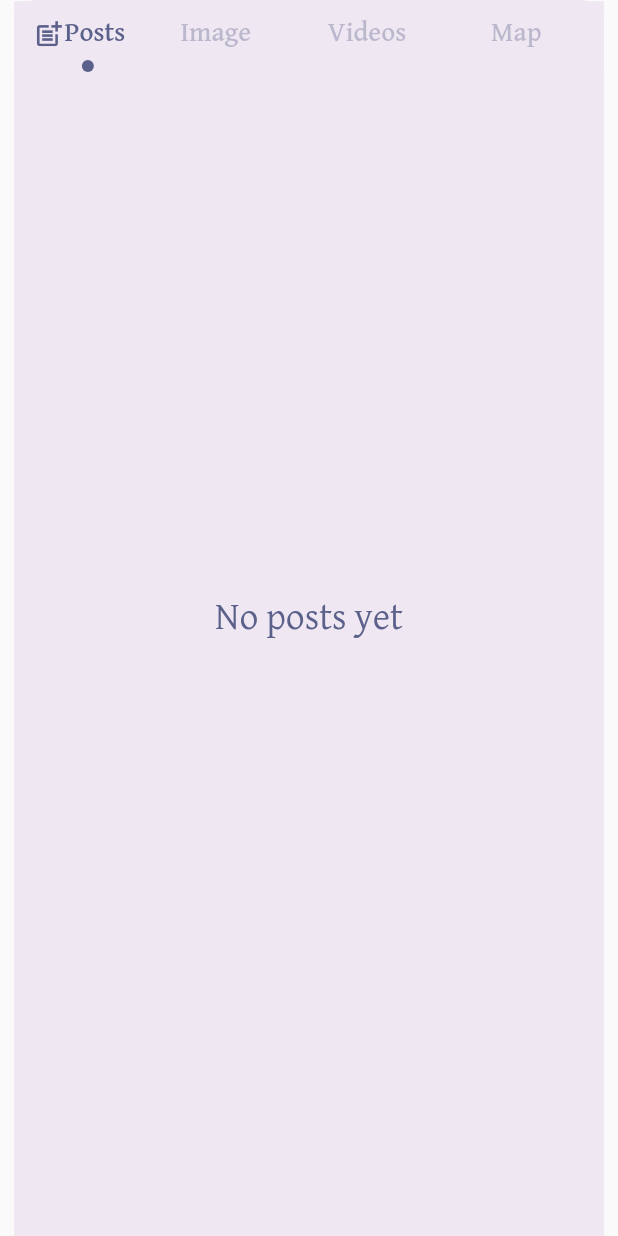
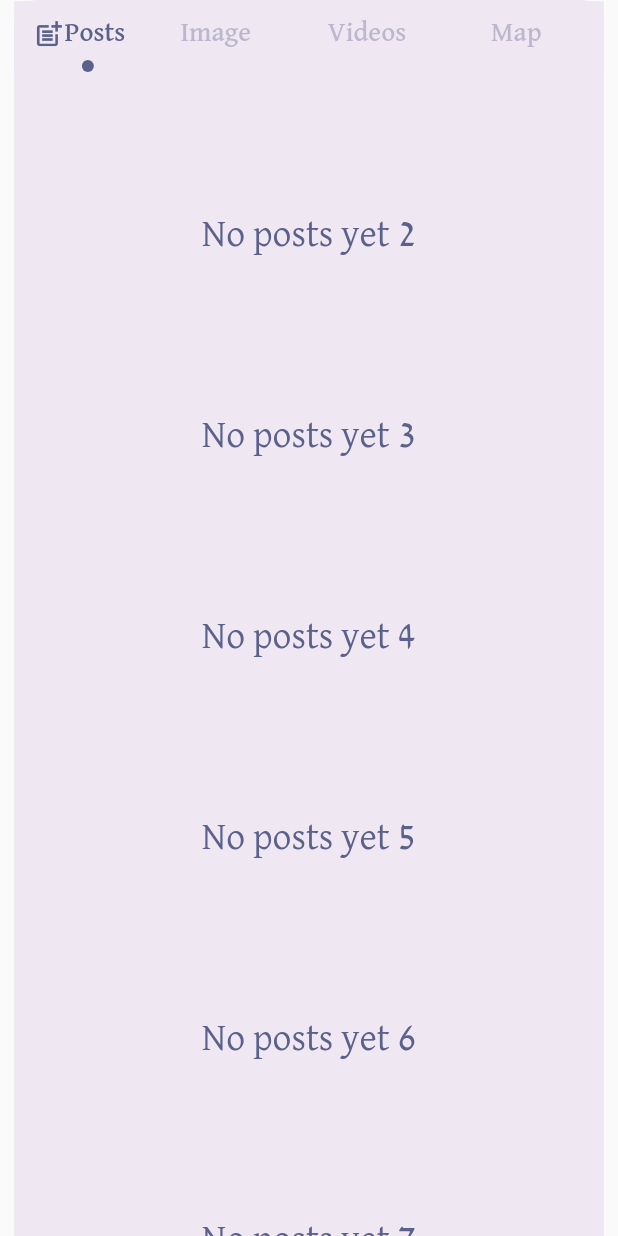
Before and after one commit to Amrmahmoud333/rafiq, a Flutter app: the ProfileScreen screen opened by its route, scrolled down 507 dp, on a phone screen of 412 x 824 dp. Run offline on Flutter 3.47's test engine with Material 2 defaults, Android fonts, the phone set to English and light mode, and no system bars; drawn by our look-alikes of auto_size_text; our stand-ins replace bloc, conditional_builder_null_safety, device_preview, dio, flutter_bloc, flutter_svg and 3 more; accounts and stored records are empty; network calls fail.

Commit message:
add file tap_bar_view_widgets inside profile Widgets

```diff
--- a/lib/views/profile/widgets/tap_bar_view.dart
+++ b/lib/views/profile/widgets/tap_bar_view.dart
@@ -1,9 +1,11 @@
-import 'package:auto_size_text/auto_size_text.dart';
 import 'package:flutter/material.dart';
 import 'package:flutter_bloc/flutter_bloc.dart';
-import 'package:rafiq/core/themes/theme.dart';
 import 'package:rafiq/logic/cubit/profile_cubit/profile_cubit.dart';
 import 'package:rafiq/logic/cubit/profile_cubit/profile_states.dart';
+import 'package:rafiq/views/profile/widgets/tap_bar_view_widgets/images.dart';
+import 'package:rafiq/views/profile/widgets/tap_bar_view_widgets/map.dart';
+import 'package:rafiq/views/profile/widgets/tap_bar_view_widgets/posts.dart';
+import 'package:rafiq/views/profile/widgets/tap_bar_view_widgets/videos.dart';
 
 class TabBarViewWidget extends StatelessWidget {
   TabBarViewWidget({Key? key, required this.tabController}) : super(key: key);
@@ -24,42 +26,10 @@ class TabBarViewWidget extends StatelessWidget {
               physics: const NeverScrollableScrollPhysics(),
               controller: tabController,
               children: [
-                Column(
-                  mainAxisAlignment: MainAxisAlignment.center,
-                  children: [
-                    AutoSizeText(
-                      'No posts yet',
-                      style: ThemeOfProject.ligthTheme.textTheme.headline4,
-                    ),
-                  ],
-                ),
-                Column(
-                  mainAxisAlignment: MainAxisAlignment.center,
-                  children: [
-                    AutoSizeText(
-                      'No images yet',
-                      style: ThemeOfProject.ligthTheme.textTheme.headline4,
-                    ),
-                  ],
-                ),
-                Column(
-                  mainAxisAlignment: MainAxisAlignment.center,
-                  children: [
-                    AutoSizeText(
-                      'No videos yet',
-                      style: ThemeOfProject.ligthTheme.textTheme.headline4,
-                    ),
-                  ],
-                ),
-                Column(
-                  mainAxisAlignment: MainAxisAlignment.center,
-                  children: [
-                    AutoSizeText(
-                      'No images yet',
-                      style: ThemeOfProject.ligthTheme.textTheme.headline4,
-                    ),
-                  ],
-                ),
+                Posts(),
+                Images(),
+                Videos(),
+                Maps(),
               ],
             ),
           ),
--- /dev/null
+++ b/lib/views/profile/widgets/tap_bar_view_widgets/images.dart
@@ -0,0 +1,71 @@
+import 'package:auto_size_text/auto_size_text.dart';
+import 'package:flutter/material.dart';
+import 'package:rafiq/core/themes/theme.dart';
+
+class Images extends StatelessWidget {
+  Images({Key? key}) : super(key: key);
+
+  List<Widget> images = [
+    AutoSizeText(
+      'No images yet 1',
+      style: ThemeOfProject.ligthTheme.textTheme.headline4,
+    ),
+    AutoSizeText(
+      'No images yet 2',
+      style: ThemeOfProject.ligthTheme.textTheme.headline4,
+    ),
+    AutoSizeText(
+      'No images yet 3',
+      style: ThemeOfProject.ligthTheme.textTheme.headline4,
+    ),
+    AutoSizeText(
+      'No images yet 4',
+      style: ThemeOfProject.ligthTheme.textTheme.headline4,
+    ),
+    AutoSizeText(
+      'No images yet 5',
+      style: ThemeOfProject.ligthTheme.textTheme.headline4,
+    ),
+    AutoSizeText(
+      'No images yet 6',
+      style: ThemeOfProject.ligthTheme.textTheme.headline4,
+    ),
+    AutoSizeText(
+      'No images yet 7',
+      style: ThemeOfProject.ligthTheme.textTheme.headline4,
+    ),
+    AutoSizeText(
+      'No images yet 8',
+      style: ThemeOfProject.ligthTheme.textTheme.headline4,
+    ),
+    AutoSizeText(
+      'No images yet 9',
+      style: ThemeOfProject.ligthTheme.textTheme.headline4,
+    ),
+    AutoSizeText(
+      'No images yet 10',
+      style: ThemeOfProject.ligthTheme.textTheme.headline4,
+    ),
+    AutoSizeText(
+      'No images yet 11',
+      style: ThemeOfProject.ligthTheme.textTheme.headline4,
+    ),
+    AutoSizeText(
+      'No images yet 12',
+      style: ThemeOfProject.ligthTheme.textTheme.headline4,
+    ),
+  ];
+
+  @override
+  Widget build(BuildContext context) {
+    return ListView.builder(
+      itemBuilder: (context, index) => Container(
+        child: Padding(
+          padding: const EdgeInsets.only(top: 10, bottom: 100),
+          child: Center(child: images[index]),
+        ),
+      ),
+      itemCount: images.length,
+    );
+  }
+}
--- /dev/null
+++ b/lib/views/profile/widgets/tap_bar_view_widgets/map.dart
@@ -0,0 +1,71 @@
+import 'package:auto_size_text/auto_size_text.dart';
+import 'package:flutter/material.dart';
+import 'package:rafiq/core/themes/theme.dart';
+
+class Maps extends StatelessWidget {
+  Maps({Key? key}) : super(key: key);
+
+  List<Widget> maps = [
+    AutoSizeText(
+      'No maps yet 1',
+      style: ThemeOfProject.ligthTheme.textTheme.headline4,
+    ),
+    AutoSizeText(
+      'No maps yet 2',
+      style: ThemeOfProject.ligthTheme.textTheme.headline4,
+    ),
+    AutoSizeText(
+      'No maps yet 3',
+      style: ThemeOfProject.ligthTheme.textTheme.headline4,
+    ),
+    AutoSizeText(
+      'No maps yet 4',
+      style: ThemeOfProject.ligthTheme.textTheme.headline4,
+    ),
+    AutoSizeText(
+      'No maps yet 5',
+      style: ThemeOfProject.ligthTheme.textTheme.headline4,
+    ),
+    AutoSizeText(
+      'No maps yet 6',
+      style: ThemeOfProject.ligthTheme.textTheme.headline4,
+    ),
+    AutoSizeText(
+      'No maps yet 7',
+      style: ThemeOfProject.ligthTheme.textTheme.headline4,
+    ),
+    AutoSizeText(
+      'No maps yet 8',
+      style: ThemeOfProject.ligthTheme.textTheme.headline4,
+    ),
+    AutoSizeText(
+      'No maps yet 9',
+      style: ThemeOfProject.ligthTheme.textTheme.headline4,
+    ),
+    AutoSizeText(
+      'No maps yet 10',
+      style: ThemeOfProject.ligthTheme.textTheme.headline4,
+    ),
+    AutoSizeText(
+      'No maps yet 11',
+      style: ThemeOfProject.ligthTheme.textTheme.headline4,
+    ),
+    AutoSizeText(
+      'No maps yet 12',
+      style: ThemeOfProject.ligthTheme.textTheme.headline4,
+    ),
+  ];
+
+  @override
+  Widget build(BuildContext context) {
+    return ListView.builder(
+      itemBuilder: (context, index) => Container(
+        child: Padding(
+          padding: const EdgeInsets.only(top: 10, bottom: 100),
+          child: Center(child: maps[index]),
+        ),
+      ),
+      itemCount: maps.length,
+    );
+  }
+}
--- /dev/null
+++ b/lib/views/profile/widgets/tap_bar_view_widgets/posts.dart
@@ -0,0 +1,71 @@
+import 'package:auto_size_text/auto_size_text.dart';
+import 'package:flutter/material.dart';
+import 'package:rafiq/core/themes/theme.dart';
+
+class Posts extends StatelessWidget {
+  Posts({Key? key}) : super(key: key);
+
+  List<Widget> posts = [
+    AutoSizeText(
+      'No posts yet 1',
+      style: ThemeOfProject.ligthTheme.textTheme.headline4,
+    ),
+    AutoSizeText(
+      'No posts yet 2',
+      style: ThemeOfProject.ligthTheme.textTheme.headline4,
+    ),
+    AutoSizeText(
+      'No posts yet 3',
+      style: ThemeOfProject.ligthTheme.textTheme.headline4,
+    ),
+    AutoSizeText(
+      'No posts yet 4',
+      style: ThemeOfProject.ligthTheme.textTheme.headline4,
+    ),
+    AutoSizeText(
+      'No posts yet 5',
+      style: ThemeOfProject.ligthTheme.textTheme.headline4,
+    ),
+    AutoSizeText(
+      'No posts yet 6',
+      style: ThemeOfProject.ligthTheme.textTheme.headline4,
+    ),
+    AutoSizeText(
+      'No posts yet 7',
+      style: ThemeOfProject.ligthTheme.textTheme.headline4,
+    ),
+    AutoSizeText(
+      'No posts yet 8',
+      style: ThemeOfProject.ligthTheme.textTheme.headline4,
+    ),
+    AutoSizeText(
+      'No posts yet 9',
+      style: ThemeOfProject.ligthTheme.textTheme.headline4,
+    ),
+    AutoSizeText(
+      'No posts yet 10',
+      style: ThemeOfProject.ligthTheme.textTheme.headline4,
+    ),
+    AutoSizeText(
+      'No posts yet 11',
+      style: ThemeOfProject.ligthTheme.textTheme.headline4,
+    ),
+    AutoSizeText(
+      'No posts yet 12',
+      style: ThemeOfProject.ligthTheme.textTheme.headline4,
+    ),
+  ];
+
+  @override
+  Widget build(BuildContext context) {
+    return ListView.builder(
+      itemBuilder: (context, index) => Container(
+        child: Padding(
+          padding: const EdgeInsets.only(top: 10, bottom: 100),
+          child: Center(child: posts[index]),
+        ),
+      ),
+      itemCount: posts.length,
+    );
+  }
+}
--- /dev/null
+++ b/lib/views/profile/widgets/tap_bar_view_widgets/videos.dart
@@ -0,0 +1,71 @@
+import 'package:auto_size_text/auto_size_text.dart';
+import 'package:flutter/material.dart';
+import 'package:rafiq/core/themes/theme.dart';
+
+class Videos extends StatelessWidget {
+  Videos({Key? key}) : super(key: key);
+
+  List<Widget> videos = [
+    AutoSizeText(
+      'No videos yet 1',
+      style: ThemeOfProject.ligthTheme.textTheme.headline4,
+    ),
+    AutoSizeText(
+      'No videos yet 2',
+      style: ThemeOfProject.ligthTheme.textTheme.headline4,
+    ),
+    AutoSizeText(
+      'No videos yet 3',
+      style: ThemeOfProject.ligthTheme.textTheme.headline4,
+    ),
+    AutoSizeText(
+      'No videos yet 4',
+      style: ThemeOfProject.ligthTheme.textTheme.headline4,
+    ),
+    AutoSizeText(
+      'No videos yet 5',
+      style: ThemeOfProject.ligthTheme.textTheme.headline4,
+    ),
+    AutoSizeText(
+      'No videos yet 6',
+      style: ThemeOfProject.ligthTheme.textTheme.headline4,
+    ),
+    AutoSizeText(
+      'No videos yet 7',
+      style: ThemeOfProject.ligthTheme.textTheme.headline4,
+    ),
+    AutoSizeText(
+      'No videos yet 8',
+      style: ThemeOfProject.ligthTheme.textTheme.headline4,
+    ),
+    AutoSizeText(
+      'No videos yet 9',
+      style: ThemeOfProject.ligthTheme.textTheme.headline4,
+    ),
+    AutoSizeText(
+      'No videos yet 10',
+      style: ThemeOfProject.ligthTheme.textTheme.headline4,
+    ),
+    AutoSizeText(
+      'No videos yet 11',
+      style: ThemeOfProject.ligthTheme.textTheme.headline4,
+    ),
+    AutoSizeText(
+      'No videos yet 12',
+      style: ThemeOfProject.ligthTheme.textTheme.headline4,
+    ),
+  ];
+
+  @override
+  Widget build(BuildContext context) {
+    return ListView.builder(
+      itemBuilder: (context, index) => Container(
+        child: Padding(
+          padding: const EdgeInsets.only(top: 10, bottom: 100),
+          child: Center(child: videos[index]),
+        ),
+      ),
+      itemCount: videos.length,
+    );
+  }
+}
```
